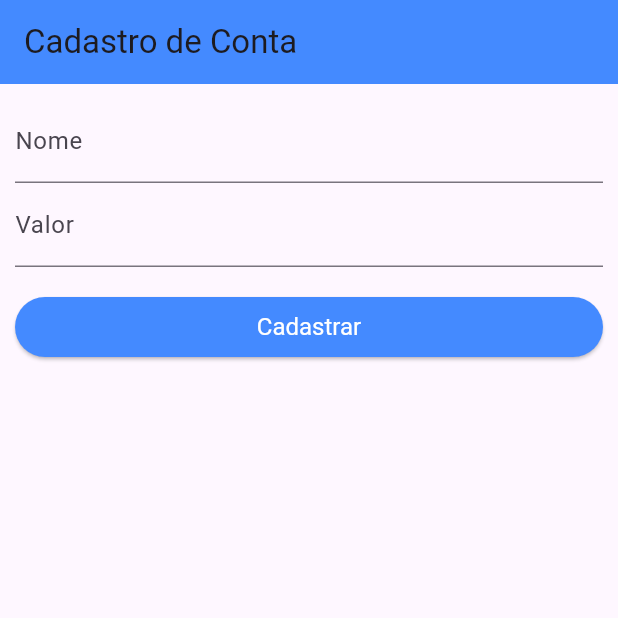
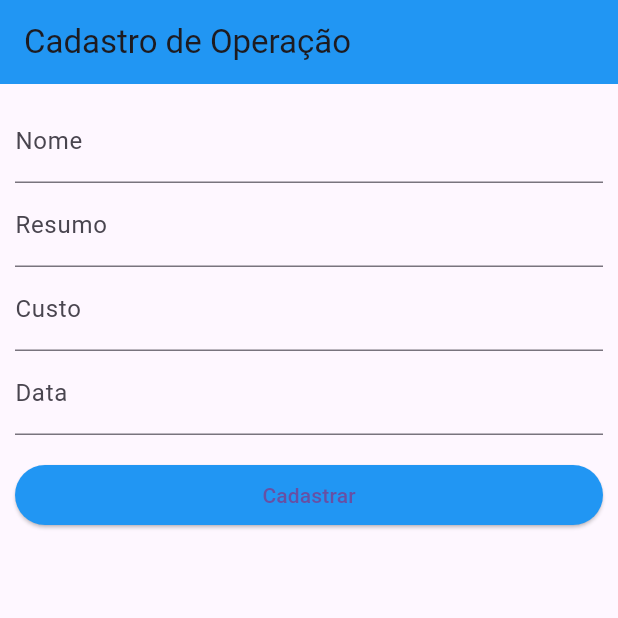
Before and after one commit to alan-saar/app_financas_ui, a Flutter app: the screen it shows after launch, on a phone screen of 412 x 824 dp, the top half of it. Run offline on Flutter 3.47's test engine with Material 3 defaults, Android fonts, the phone set to English and light mode, and no system bars; our stand-ins replace sqflite; accounts and stored records are empty.

Commit message:
screen de cadastro de operações

```diff
--- a/lib/main.dart
+++ b/lib/main.dart
@@ -1,4 +1,5 @@
 import 'package:app_financas_ui/screens/cadastrar_conta/cadastrar_conta_screen.dart';
+import 'package:app_financas_ui/screens/cadastrar_operacao/cadastrar_operacao_screen.dart';
 import 'package:flutter/material.dart';
 
 void main() => runApp(const Main());
@@ -10,7 +11,8 @@
   Widget build(BuildContext context) {
     return MaterialApp(
       debugShowCheckedModeBanner: true,
-      home: CadastroContaScreen(),
+      // home: CadastroContaScreen(),
+      home: CadastrarOperacaoScreen(tipoOperacao: 'entrada'),
     );
   }
 }
--- /dev/null
+++ b/lib/models/operacao.dart
@@ -0,0 +1,38 @@
+class Operacao {
+  late int? id;
+  late String nome, resumo, tipo, data;
+  late int conta;
+  late double custo;
+
+  Operacao({
+    this.id,
+    required this.nome,
+    required this.resumo,
+    required this.tipo,
+    required this.data,
+    required this.conta,
+    required this.custo
+  });
+
+  Map<String, dynamic> toMap() {
+    return {
+      'id': this.id,
+      'nome': this.nome,
+      'resumo': this.resumo,
+      'tipo': this.tipo,
+      'data': this.data,
+      'conta': this.conta,
+      'custo': this.custo,
+    };
+  }
+
+  Operacao.fromMap(Map map) {
+    id = map['id'];
+    nome = map['nome'];
+    resumo = map[ 'resumo'];
+    tipo = map[ 'tipo'];
+    data = map['data'];
+    conta = map['conta'];
+    custo = map['custo'];
+  }
+}
--- /dev/null
+++ b/lib/screens/cadastrar_operacao/cadastrar_operacao_screen.dart
@@ -0,0 +1,108 @@
+import 'package:app_financas_ui/models/conta.dart';
+import 'package:app_financas_ui/services/conta_service.dart';
+import 'package:flutter/material.dart';
+
+class CadastrarOperacaoScreen extends StatefulWidget {
+  final String tipoOperacao;
+
+  // const CadastrarOperacao({super.key});
+  const CadastrarOperacaoScreen({super.key, required this.tipoOperacao});
+
+  @override
+  State<CadastrarOperacaoScreen> createState() => _CadastrarOperacaoScreenState();
+}
+
+class _CadastrarOperacaoScreenState extends State<CadastrarOperacaoScreen> {
+
+  final _nomeController = TextEditingController();
+  final _resumoController = TextEditingController();
+  final _custoController = TextEditingController();
+  final _tipoController = TextEditingController();
+  final _dataController = TextEditingController();
+  ContaService cs = ContaService();
+  Conta? contaSelecionada;
+
+  late Future<List> _carregaContas;
+  late List _contas;
+
+  @override
+  void initState() {
+    _carregaContas = _getContas();
+    super.initState();
+  }
+
+  @override
+  Widget build(BuildContext context) {
+    return Scaffold(
+      appBar: AppBar(
+        title: const Text(
+          'Cadastro de Operação',
+        ),
+        backgroundColor: widget.tipoOperacao == 'entrada' ? Colors.blue : Colors.red,
+      ),
+      body: FutureBuilder(
+          future: _carregaContas,
+          builder: (BuildContext context, AsyncSnapshot snapshot) {
+            if(snapshot.hasData) {
+              _contas = snapshot.data;
+              return SingleChildScrollView(
+                child: Padding(
+                  padding: EdgeInsets.all(10),
+                  child: Form(
+                    child: Column(
+                      crossAxisAlignment: CrossAxisAlignment.start,
+                      children: [
+                        TextFormField(
+                          controller: _nomeController,
+                          keyboardType: TextInputType.text,
+                          decoration: const InputDecoration(labelText: 'Nome'),
+                        ),
+                        TextFormField(
+                          controller: _resumoController,
+                          keyboardType: TextInputType.text,
+                          decoration: const InputDecoration(labelText: 'Resumo'),
+                        ),
+                        TextFormField(
+                          controller: _custoController,
+                          keyboardType: TextInputType.number,
+                          decoration: const InputDecoration(labelText: 'Custo'),
+                        ),
+                        TextFormField(
+                          controller: _dataController,
+                          keyboardType: TextInputType.text,
+                          decoration: const InputDecoration(labelText: 'Data'),
+                        ),
+                        Padding(
+                          padding: const EdgeInsets.only(top: 20, bottom: 20),
+                          child: Container(
+                            height: 40,
+                            width: double.infinity, // máximo que ele conseguir de largura
+                              child: ElevatedButton( onPressed: (){},
+                                  style: ElevatedButton.styleFrom(
+                                    backgroundColor: widget.tipoOperacao == 'entrada' ? Colors.blue : Colors.red,
+                                  ),
+                                  child: const Text(
+                                      'Cadastrar'
+                                  )
+                            )
+                          )
+                        )
+                      ],
+                    ),
+                  )
+                ),
+              );
+            } else {
+              return const Center(
+                child: CircularProgressIndicator(),
+              );
+            }
+          }
+      ),
+    );
+  }
+
+  Future<List> _getContas() async {
+    return await cs.listaTodasContas();
+  }
+}
--- a/lib/utils/db_utils.dart
+++ b/lib/utils/db_utils.dart
@@ -25,6 +25,18 @@ class DbUtil {
         valor REAL
        )
     """);
+
+    db.execute("""
+      CREATE TABLE operacao(
+        id INTEGER PRIMARY KEY AUTOINCREMENT,
+        nome VARCHAR(50),
+        resumo VARCHAR(100),
+        tipo VARCHAR(20),
+        data DATETIME,
+        conta INTEGER FOREIGN KEY(conta) REFERENCES conta(id),
+        custo REAL
+      )
+    """);
   }
 
   static Future<void> insereDados(String table, Map<String, dynamic> dados) async {
```
